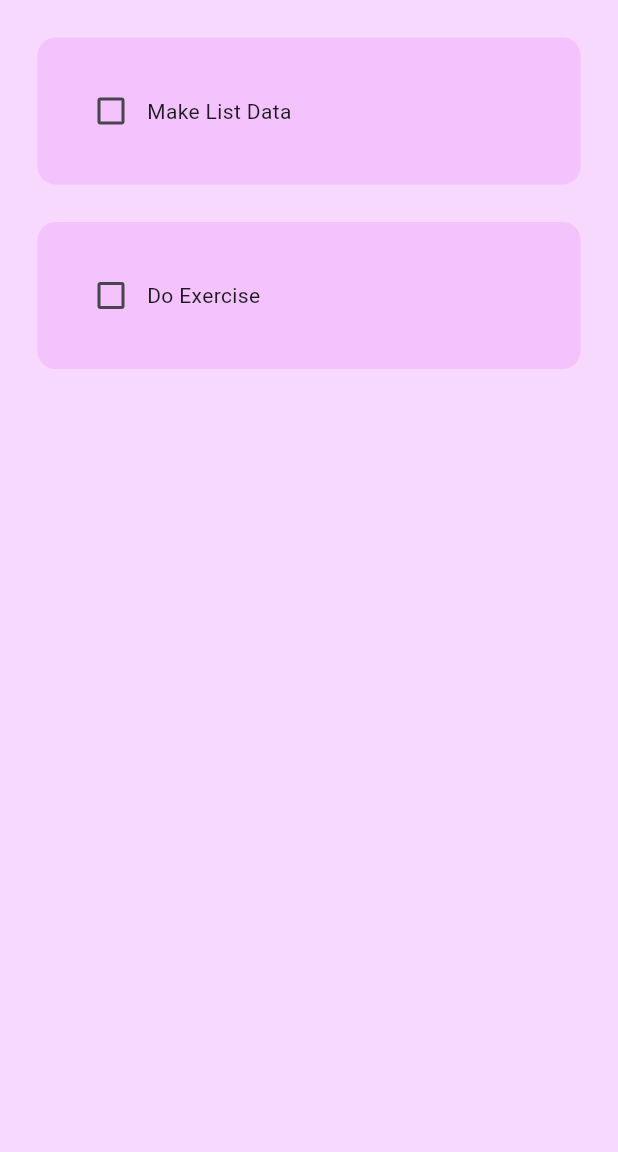
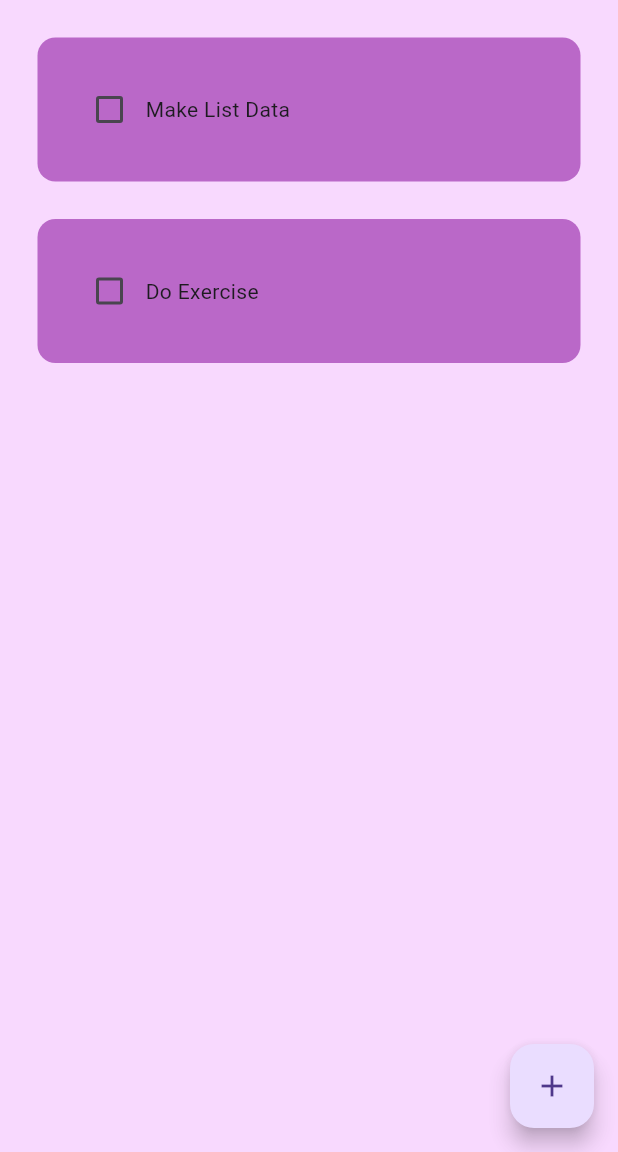
Before and after one commit to curiousvsa/ToDoAppFlutter, a Flutter app: the screen it shows after launch, on a phone screen of 412 x 824 dp, the part 84-1236 px from its top. Run offline on Flutter 3.47's test engine with Material 3 defaults, Android fonts, the phone set to English and light mode, and no system bars; drawn by our look-alikes of flutter_slidable.

Commit message:
Add and Delete Functionality Added

```diff
--- a/lib/util/todo_tile.dart
+++ b/lib/util/todo_tile.dart
@@ -1,42 +1,62 @@
 import 'package:flutter/material.dart';
+import 'package:flutter_slidable/flutter_slidable.dart';
 
 class ToDoTile extends StatelessWidget {
   final String taskName;
   final bool taskCompleted;
   Function(bool?)? onChanged;
+  Function(BuildContext)? deleteFunction;
 
-  ToDoTile(
-      {super.key,
+  ToDoTile({
+    super.key,
     required this.taskName,
     required this.taskCompleted,
-      required this.onChanged});
+    required this.onChanged,
+    required this.deleteFunction,
+  });
 
   @override
   Widget build(BuildContext context) {
     return Padding(
-      padding: const EdgeInsets.only(left: 25.0, right: 25.0, top: 25.0),
+      padding: const EdgeInsets.only(left: 25.0, right: 25, top: 25),
+      child: Slidable(
+        endActionPane: ActionPane(
+          motion: StretchMotion(),
+          children: [
+            SlidableAction(
+              onPressed: deleteFunction,
+              icon: Icons.delete,
+              backgroundColor: Colors.red.shade300,
+              borderRadius: BorderRadius.circular(12),
+            )
+          ],
+        ),
         child: Container(
-        padding: const EdgeInsets.all(25.0),
+          padding: EdgeInsets.all(24),
           decoration: BoxDecoration(
-          color: const Color.fromARGB(100, 238, 159, 253),
+            color: Colors.purple.shade300,
             borderRadius: BorderRadius.circular(12),
           ),
           child: Row(
             children: [
-            //Checkbox
+              // checkbox
               Checkbox(
                 value: taskCompleted,
                 onChanged: onChanged,
                 activeColor: Colors.black,
               ),
+
+              // task name
               Text(
+                taskName,
                 style: TextStyle(
                   decoration: taskCompleted
                       ? TextDecoration.lineThrough
                       : TextDecoration.none,
                 ),
-                taskName),
+              ),
             ],
+          ),
         ),
       ),
     );
--- a/pubspec.yaml
+++ b/pubspec.yaml
@@ -35,6 +35,7 @@ dependencies:
   # The following adds the Cupertino Icons font to your application.
   # Use with the CupertinoIcons class for iOS style icons.
   cupertino_icons: ^1.0.6
+  flutter_slidable: ^3.1.0
 
 dev_dependencies:
   flutter_test:
```
Also changed, not shown: lib/pages/home_page.dart (+41 -3 lines), lib/util/buttons.dart (added, +17 -0 lines), lib/util/dialogue_box.dart (added, +53 -0 lines), pubspec.lock. Lines whose indentation alone changed are shown as unchanged.
